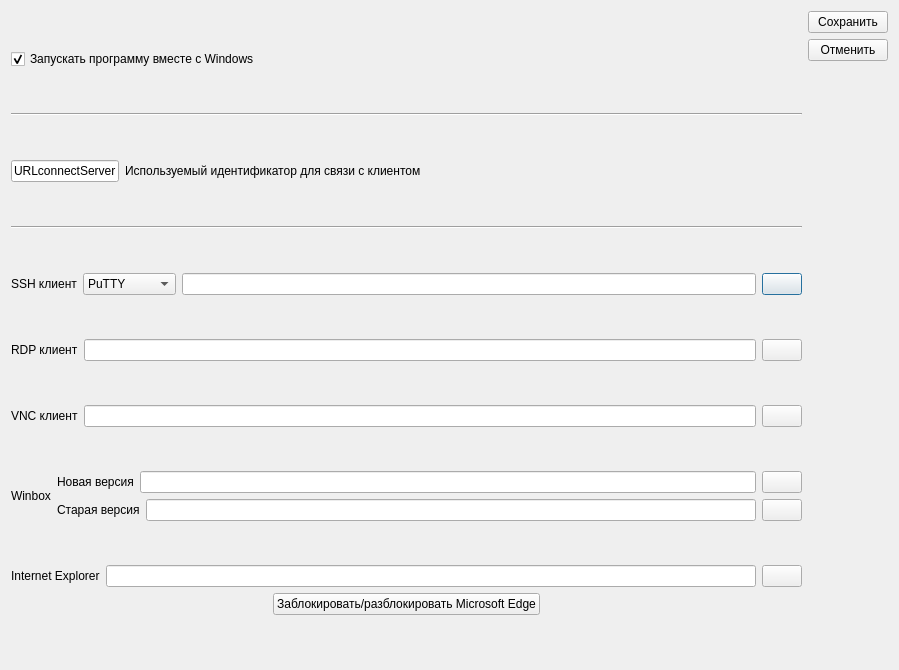
NorthBridgeKholmsk/URLConnect, file Server/settingswindow.ui: the form before one commit.
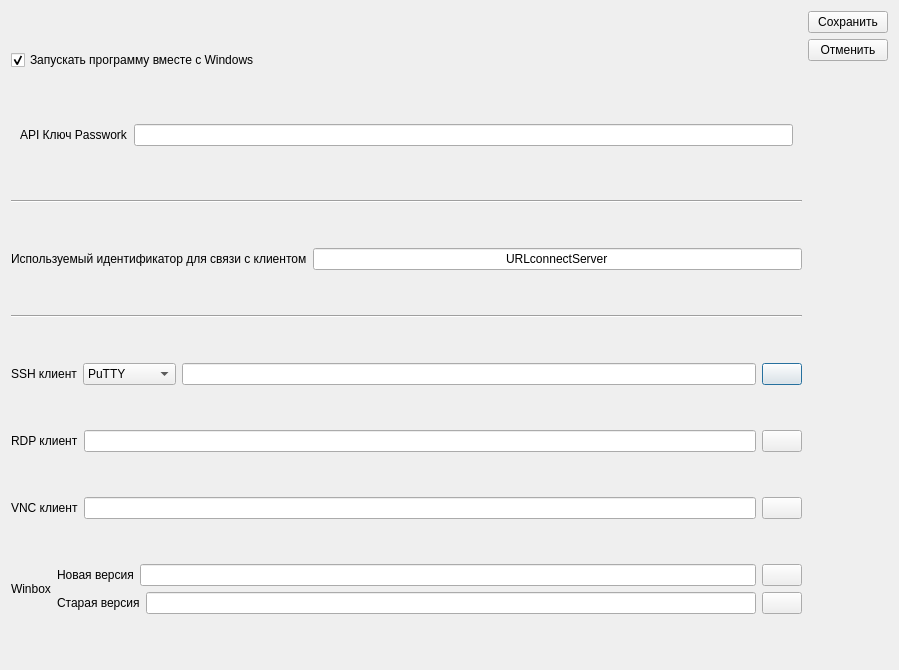
The form after the commit. Icons and pictures are not drawn.

Commit message: Добавлена интеграция с Passwork и пофиксено открытие IE

Diff of the .ui file:
```diff
--- a/Server/settingswindow.ui
+++ b/Server/settingswindow.ui
@@ -39,6 +39,50 @@
        </property>
       </widget>
      </item>
+     <item>
+      <widget class="QWidget" name="horizontalWidget" native="true">
+       <property name="sizePolicy">
+        <sizepolicy hsizetype="Preferred" vsizetype="Fixed">
+         <horstretch>0</horstretch>
+         <verstretch>0</verstretch>
+        </sizepolicy>
+       </property>
+       <layout class="QHBoxLayout" name="horizontalLayout_7">
+        <property name="spacing">
+         <number>6</number>
+        </property>
+        <property name="sizeConstraint">
+         <enum>QLayout::SetDefaultConstraint</enum>
+        </property>
+        <item>
+         <widget class="QLabel" name="label_8">
+          <property name="sizePolicy">
+           <sizepolicy hsizetype="Fixed" vsizetype="Fixed">
+            <horstretch>0</horstretch>
+            <verstretch>0</verstretch>
+           </sizepolicy>
+          </property>
+          <property name="text">
+           <string>API Ключ Passwork</string>
+          </property>
+         </widget>
+        </item>
+        <item>
+         <widget class="QLineEdit" name="apiKey">
+          <property name="sizePolicy">
+           <sizepolicy hsizetype="Preferred" vsizetype="Fixed">
+            <horstretch>0</horstretch>
+            <verstretch>0</verstretch>
+           </sizepolicy>
+          </property>
+          <property name="echoMode">
+           <enum>QLineEdit::Password</enum>
+          </property>
+         </widget>
+        </item>
+       </layout>
+      </widget>
+     </item>
      <item>
       <widget class="Line" name="line">
        <property name="orientation">
@@ -51,6 +95,19 @@
        <property name="sizeConstraint">
         <enum>QLayout::SetDefaultConstraint</enum>
        </property>
+       <item>
+        <widget class="QLabel" name="label">
+         <property name="sizePolicy">
+          <sizepolicy hsizetype="Fixed" vsizetype="Fixed">
+           <horstretch>0</horstretch>
+           <verstretch>0</verstretch>
+          </sizepolicy>
+         </property>
+         <property name="text">
+          <string>Используемый идентификатор для связи с клиентом</string>
+         </property>
+        </widget>
+       </item>
        <item>
         <widget class="QLineEdit" name="portLine">
          <property name="sizePolicy">
@@ -67,19 +124,6 @@
          </property>
         </widget>
        </item>
-       <item>
-        <widget class="QLabel" name="label">
-         <property name="sizePolicy">
-          <sizepolicy hsizetype="Expanding" vsizetype="Fixed">
-           <horstretch>0</horstretch>
-           <verstretch>0</verstretch>
-          </sizepolicy>
-         </property>
-         <property name="text">
-          <string>Используемый идентификатор для связи с клиентом</string>
-         </property>
-        </widget>
-       </item>
       </layout>
      </item>
      <item>
@@ -246,56 +290,6 @@
        </item>
       </layout>
      </item>
-     <item>
-      <layout class="QHBoxLayout" name="horizontalLayout_7">
-       <item>
-        <layout class="QVBoxLayout" name="verticalLayout_4">
-         <item>
-          <layout class="QHBoxLayout" name="horizontalLayout_10">
-           <item>
-            <widget class="QLabel" name="label_9">
-             <property name="text">
-              <string>Internet Explorer</string>
-             </property>
-            </widget>
-           </item>
-           <item>
-            <widget class="QLineEdit" name="ieAppPath"/>
-           </item>
-           <item>
-            <widget class="QPushButton" name="ieFindButton">
-             <property name="text">
-              <string/>
-             </property>
-             <property name="icon">
-              <iconset resource="icons.qrc">
-               <normaloff>:/iconSettings/findExe.png</normaloff>:/iconSettings/findExe.png</iconset>
-             </property>
-            </widget>
-           </item>
-          </layout>
-         </item>
-         <item>
-          <layout class="QHBoxLayout" name="horizontalLayout_11">
-           <item>
-            <widget class="QPushButton" name="edgeBlockRunButton">
-             <property name="sizePolicy">
-              <sizepolicy hsizetype="Fixed" vsizetype="Fixed">
-               <horstretch>0</horstretch>
-               <verstretch>0</verstretch>
-              </sizepolicy>
-             </property>
-             <property name="text">
-              <string>Заблокировать/разблокировать Microsoft Edge</string>
-             </property>
-            </widget>
-           </item>
-          </layout>
-         </item>
-        </layout>
-       </item>
-      </layout>
-     </item>
     </layout>
    </item>
    <item>
```
The commit also changes 7 other files.
